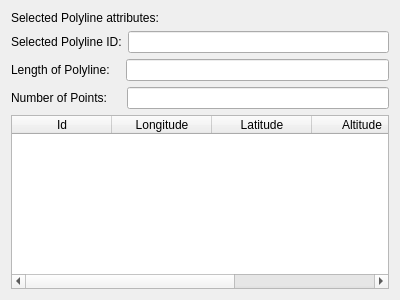
Above: i3viewer/i3pickDialog.ui from hubergilt/i3viewer before the change. Below: the same form after it.
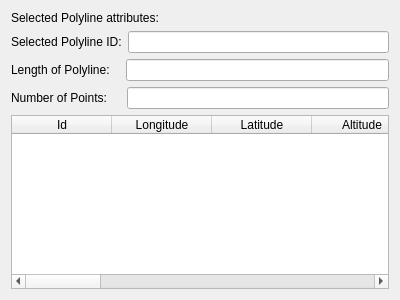
That is the form after the change.

```diff
--- a/i3viewer/i3pickDialog.ui
+++ b/i3viewer/i3pickDialog.ui
@@ -94,6 +94,51 @@
        <string>Gradient</string>
       </property>
      </column>
+     <column>
+      <property name="text">
+       <string>velocidad máxima</string>
+      </property>
+     </column>
+     <column>
+      <property name="text">
+       <string>tonelaje de material por carretera</string>
+      </property>
+     </column>
+     <column>
+      <property name="text">
+       <string>New Column</string>
+      </property>
+     </column>
+     <column>
+      <property name="text">
+       <string>límite máximo de velocidad</string>
+      </property>
+     </column>
+     <column>
+      <property name="text">
+       <string>velocidad de frenado</string>
+      </property>
+     </column>
+     <column>
+      <property name="text">
+       <string>rimpull</string>
+      </property>
+     </column>
+     <column>
+      <property name="text">
+       <string>retardo</string>
+      </property>
+     </column>
+     <column>
+      <property name="text">
+       <string>consumo de combustible</string>
+      </property>
+     </column>
+     <column>
+      <property name="text">
+       <string>nombre de la ruta</string>
+      </property>
+     </column>
     </widget>
    </item>
   </layout>
```
